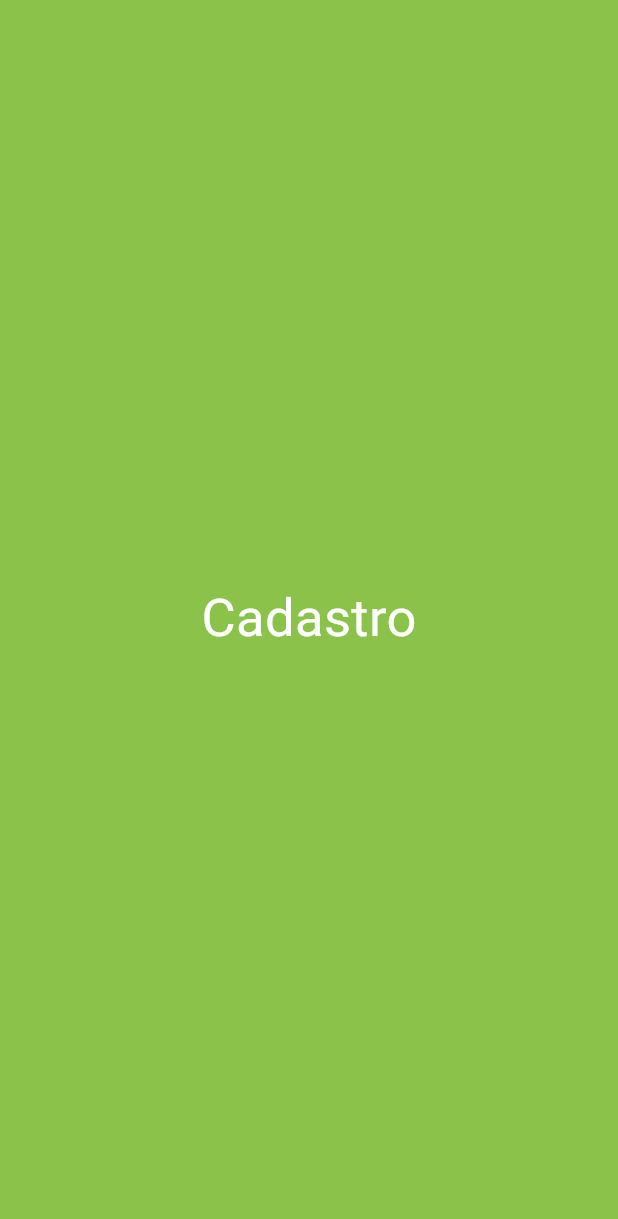
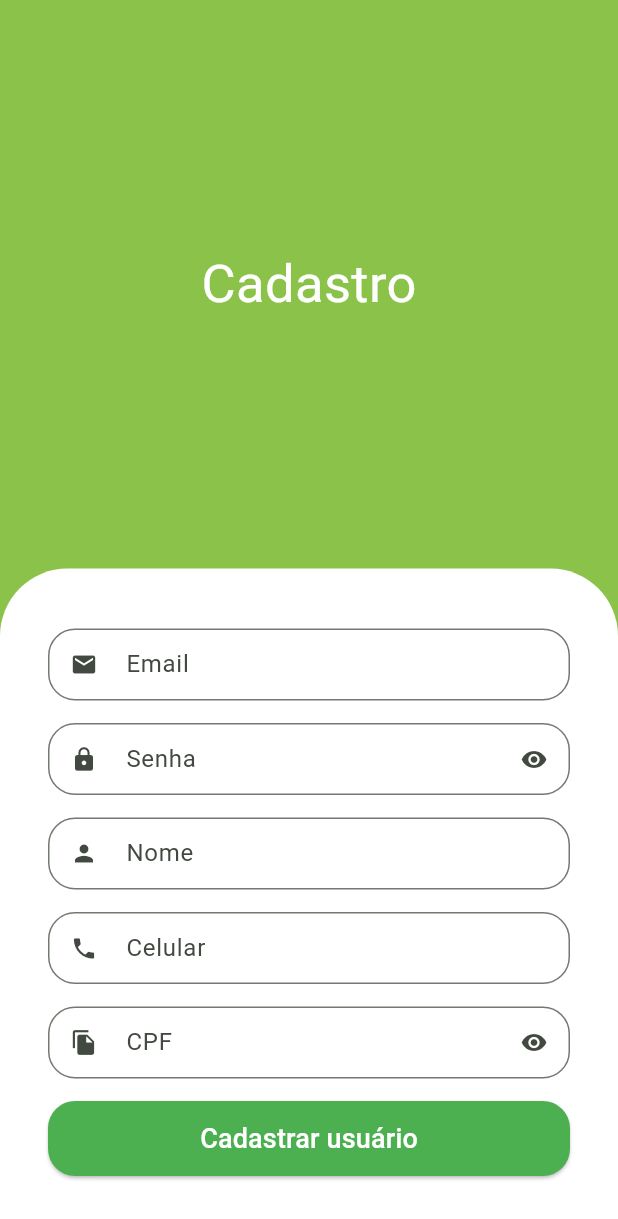
Before and after one commit to EduardoGomesSa/bluegrocer, a Flutter app: the SignUpScreen screen opened directly, on a phone screen of 412 x 824 dp. Shown: the top 1219 px of the screen. Run offline on Flutter 3.47's test engine with Material 3 defaults, Android fonts, the phone set to English and light mode, and no system bars; our stand-ins replace animated_text_kit.

Commit message:
criação do formulário de cadastro de usuário

```diff
--- a/lib/src/auth/sign_up_screen.dart
+++ b/lib/src/auth/sign_up_screen.dart
@@ -1,15 +1,21 @@
+import 'package:bluegrocer/src/auth/components/custom_text_field.dart';
 import 'package:bluegrocer/src/config/custom_colors.dart';
 import 'package:flutter/material.dart';
-import 'package:flutter/widgets.dart';
 
 class SignUpScreen extends StatelessWidget {
   const SignUpScreen({super.key});
 
   @override
   Widget build(BuildContext context) {
+    final size = MediaQuery.of(context).size;
+
     return Scaffold(
       backgroundColor: CustomColors.customSwatchColor,
-      body: Column(
+      body: SingleChildScrollView(
+        child: SizedBox(
+          height: size.height,
+          width: size.width,
+          child: Column(
             children: [
               const Expanded(
                 child: Center(
@@ -24,8 +30,66 @@
               ),
 
               // Formulário
-          Container(),
+              Container(
+                padding: const EdgeInsets.symmetric(
+                  horizontal: 32,
+                  vertical: 40,
+                ),
+                decoration: const BoxDecoration(
+                    color: Colors.white,
+                    borderRadius: BorderRadius.vertical(
+                      top: Radius.circular(45),
+                    )),
+                child: Column(
+                  crossAxisAlignment: CrossAxisAlignment.stretch,
+                  children: [
+                    const CustomTextField(
+                      icon: Icons.email,
+                      label: 'Email',
+                    ),
+                    const CustomTextField(
+                      icon: Icons.lock,
+                      label: 'Senha',
+                      isSecret: true,
+                    ),
+                    const CustomTextField(
+                      icon: Icons.person,
+                      label: 'Nome',
+                    ),
+                    const CustomTextField(
+                      icon: Icons.phone,
+                      label: 'Celular',
+                    ),
+                    const CustomTextField(
+                      icon: Icons.file_copy,
+                      label: 'CPF',
+                      isSecret: true,
+                    ),
+                    SizedBox(
+                      height: 50,
+                      child: ElevatedButton(
+                        style: ElevatedButton.styleFrom(
+                          backgroundColor: Colors.green,
+                          shape: RoundedRectangleBorder(
+                            borderRadius: BorderRadius.circular(18)
+                          )
+                        ),
+                        onPressed: () {},
+                        child: const Text(
+                          'Cadastrar usuário',
+                          style: TextStyle(
+                            fontSize: 18,
+                            color: Colors.white
+                          ),
+                        ),
+                      ),
+                    ),
                   ],
+                ),
+              ),
+            ],
+          ),
+        ),
       ),
     );
   }
```
Lines whose indentation alone changed are shown as unchanged.
